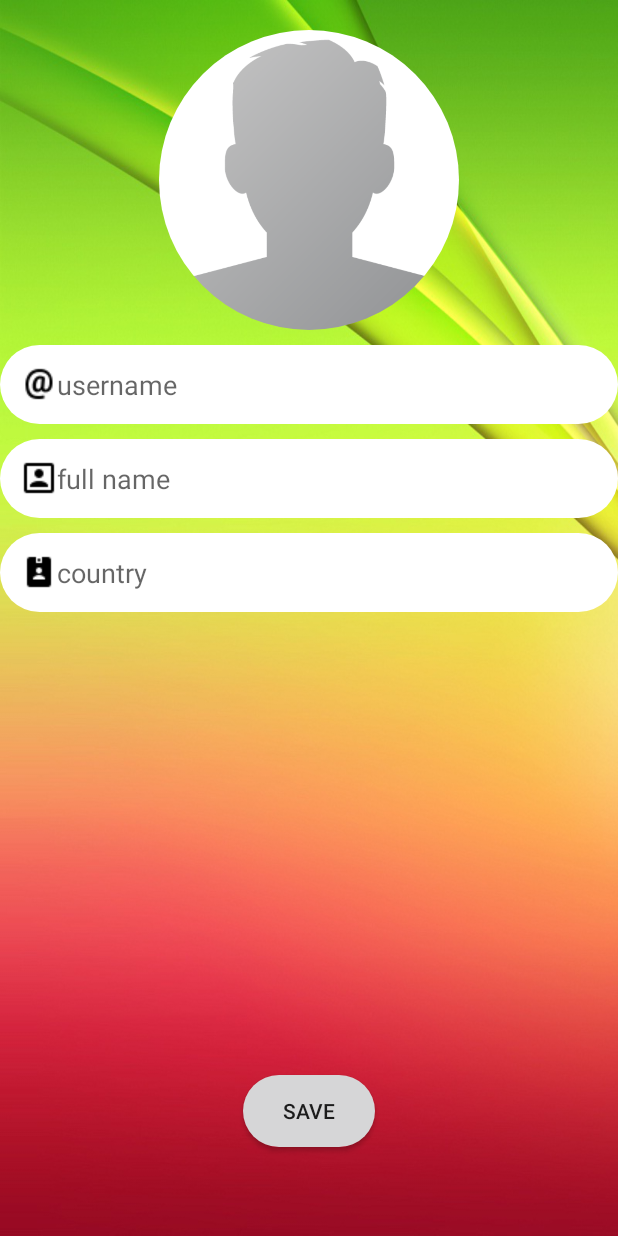
After one commit to abhijithanandan/univ-collab-app, an Android app: the SetupActivity screen opened directly, with no data from a screen before it, on a phone screen of 412 x 824 dp. The commit adds this screen. Run offline under Robolectric (Android 15) with nearby library versions, the phone set to English and light mode, and no system bars; our stand-ins replace CircleImageView.

Commit message:
Added class fields for register and setup activites

```diff
--- a/android/app/src/main/AndroidManifest.xml
+++ b/android/app/src/main/AndroidManifest.xml
@@ -9,7 +9,8 @@
         android:roundIcon="@mipmap/ic_launcher_round"
         android:supportsRtl="true"
         android:theme="@style/AppTheme">
-        <activity android:name=".LoginActivity"></activity>
+        <activity android:name=".SetupActivity"></activity>
+        <activity android:name=".LoginActivity" />
         <activity android:name=".RegisterActivity" />
         <activity android:name=".MainActivity">
             <intent-filter>
--- a/android/app/src/main/java/in/co/freshstart/android/RegisterActivity.java
+++ b/android/app/src/main/java/in/co/freshstart/android/RegisterActivity.java
@@ -3,12 +3,22 @@ package in.co.freshstart.android;
 import androidx.appcompat.app.AppCompatActivity;
 
 import android.os.Bundle;
+import android.widget.Button;
+import android.widget.EditText;
 
 public class RegisterActivity extends AppCompatActivity {
+
+    private EditText UserEmail, UserPassword, UserComfirmPassword;
+    private Button CreateAccountButton;
 
     @Override
     protected void onCreate(Bundle savedInstanceState) {
         super.onCreate(savedInstanceState);
         setContentView(R.layout.activity_register);
+
+        UserEmail = (EditText) findViewById(R.id.register_email);
+        UserPassword = (EditText) findViewById(R.id.register_password);
+        UserComfirmPassword = (EditText) findViewById(R.id.register_confirm_password);
+        CreateAccountButton = (Button) findViewById(R.id.register_create_account);
     }
 }
--- /dev/null
+++ b/android/app/src/main/java/in/co/freshstart/android/SetupActivity.java
@@ -0,0 +1,28 @@
+package in.co.freshstart.android;
+
+import androidx.appcompat.app.AppCompatActivity;
+
+import android.os.Bundle;
+import android.widget.Button;
+import android.widget.EditText;
+
+import de.hdodenhof.circleimageview.CircleImageView;
+
+public class SetupActivity extends AppCompatActivity {
+
+    private EditText UserName, FullName, Country;
+    private Button SaveInformationButton;
+    private CircleImageView ProfileImage;
+
+    @Override
+    protected void onCreate(Bundle savedInstanceState) {
+        super.onCreate(savedInstanceState);
+        setContentView(R.layout.activity_setup);
+
+        UserName = (EditText) findViewById(R.id.setup_username);
+        FullName = (EditText) findViewById(R.id.setup_fullname);
+        Country = (EditText) findViewById(R.id.setup_country);
+        SaveInformationButton = (Button) findViewById(R.id.setup_save_button);
+        ProfileImage = (CircleImageView) findViewById(R.id.setup_profile_image);
+    }
+}
--- /dev/null
+++ b/android/app/src/main/res/layout/activity_setup.xml
@@ -0,0 +1,70 @@
+<?xml version="1.0" encoding="utf-8"?>
+<RelativeLayout xmlns:android="http://schemas.android.com/apk/res/android"
+    xmlns:app="http://schemas.android.com/apk/res-auto"
+    xmlns:tools="http://schemas.android.com/tools"
+    android:layout_width="match_parent"
+    android:layout_height="match_parent"
+    android:background="@drawable/register"
+    tools:context=".SetupActivity">
+
+    <de.hdodenhof.circleimageview.CircleImageView
+        android:id="@+id/setup_profile_image"
+        android:layout_width="200dp"
+        android:layout_height="200dp"
+        android:layout_alignParentTop="true"
+        android:layout_centerHorizontal="true"
+        android:layout_marginTop="20dp"
+        android:src="@drawable/profile" />
+
+    <EditText
+        android:id="@+id/setup_username"
+        android:layout_width="match_parent"
+        android:layout_height="wrap_content"
+        android:layout_below="@+id/setup_profile_image"
+        android:layout_marginTop="10dp"
+        android:gravity="start|top"
+        android:hint="username"
+        android:inputType="textMultiLine"
+        android:background="@drawable/input"
+        android:padding="14dp"
+        android:drawableLeft="@drawable/username"
+        />
+
+    <EditText
+        android:id="@+id/setup_fullname"
+        android:layout_width="match_parent"
+        android:layout_height="wrap_content"
+        android:layout_below="@+id/setup_username"
+        android:layout_marginTop="10dp"
+        android:gravity="start|top"
+        android:hint="full name"
+        android:inputType="textMultiLine"
+        android:background="@drawable/input"
+        android:padding="14dp"
+        android:drawableLeft="@drawable/name"
+        />
+
+    <EditText
+        android:id="@+id/setup_country"
+        android:layout_width="match_parent"
+        android:layout_height="wrap_content"
+        android:layout_below="@+id/setup_fullname"
+        android:layout_marginTop="10dp"
+        android:hint="country"
+        android:inputType="textMultiLine"
+        android:background="@drawable/input"
+        android:padding="14dp"
+        android:drawableLeft="@drawable/country"
+        />
+
+    <Button
+        android:id="@+id/setup_save_button"
+        android:layout_width="wrap_content"
+        android:layout_height="wrap_content"
+        android:layout_alignParentBottom="true"
+        android:layout_centerHorizontal="true"
+        android:layout_marginBottom="59dp"
+        android:text="save"
+        android:background="@drawable/button"/>
+
+</RelativeLayout>
```
